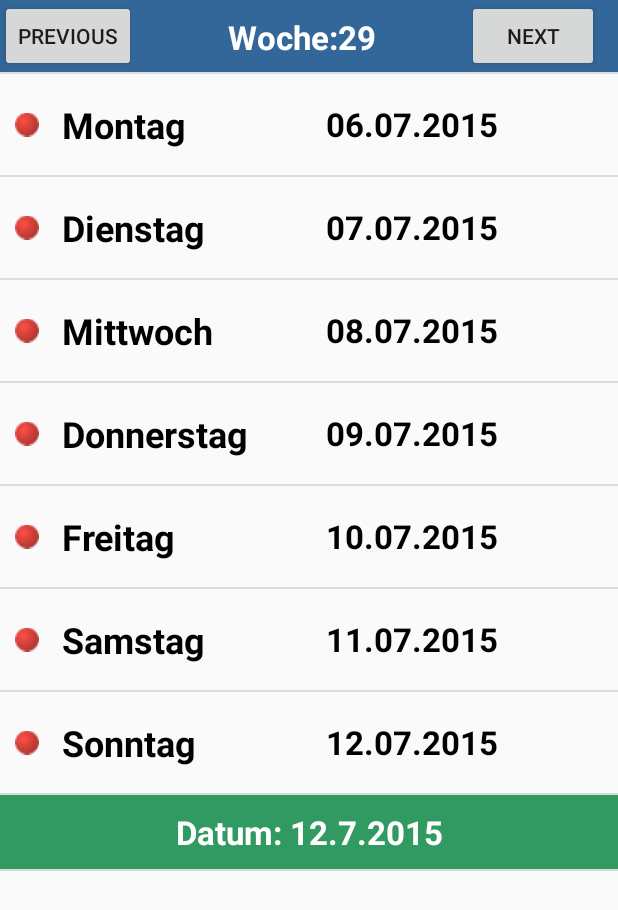
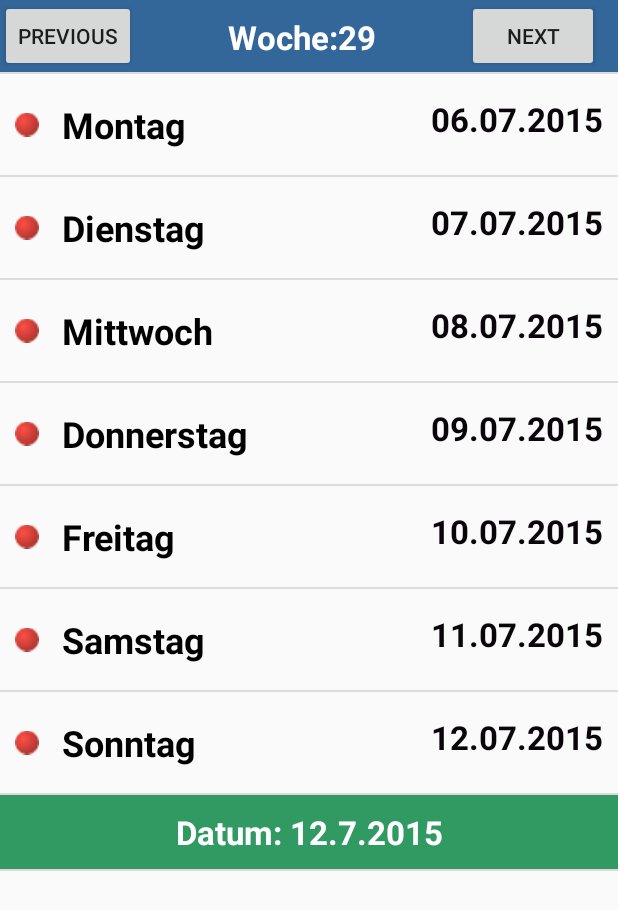
Before and after one commit to Taikaschi/PCM_214, an Android app: the WeekPlanActivity screen opened directly, with no data from a screen before it, on a phone screen of 412 x 824 dp. Shown: the top 910 px of the screen. Run offline under Robolectric (Android 15) with nearby library versions, the phone set to English and light mode, and no system bars.

Commit message:
disign optimierung

```diff
--- a/app/src/main/res/layout/list_view_header_row.xml
+++ b/app/src/main/res/layout/list_view_header_row.xml
@@ -35,7 +35,7 @@
         android:layout_height="wrap_content"
         android:text="next"
         android:id="@+id/button4"
-        android:layout_gravity="center_vertical" />
+        android:layout_gravity="right" />
 
 
 </LinearLayout>
--- a/app/src/main/res/layout/list_view_item_row.xml
+++ b/app/src/main/res/layout/list_view_item_row.xml
@@ -28,12 +28,12 @@
     <TextView android:id="@+id/txtDate"
         android:layout_width="match_parent"
         android:layout_height="fill_parent"
-        android:gravity="center_vertical"
+        android:gravity="right"
         android:layout_alignParentTop="true"
         android:layout_alignParentBottom="true"
         android:textStyle="bold"
         android:textSize="22dp"
-        android:textColor="#000000"
+        android:textColor="#0a050a"
         android:layout_marginTop="5dp"
         android:layout_marginBottom="5dp" />
 
```
